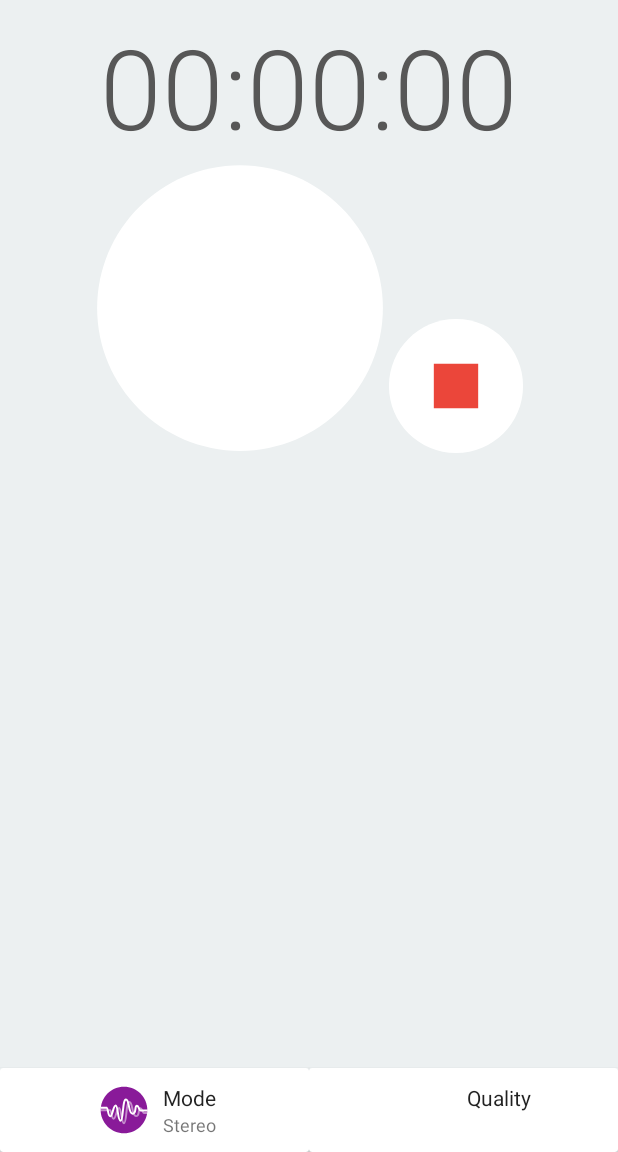
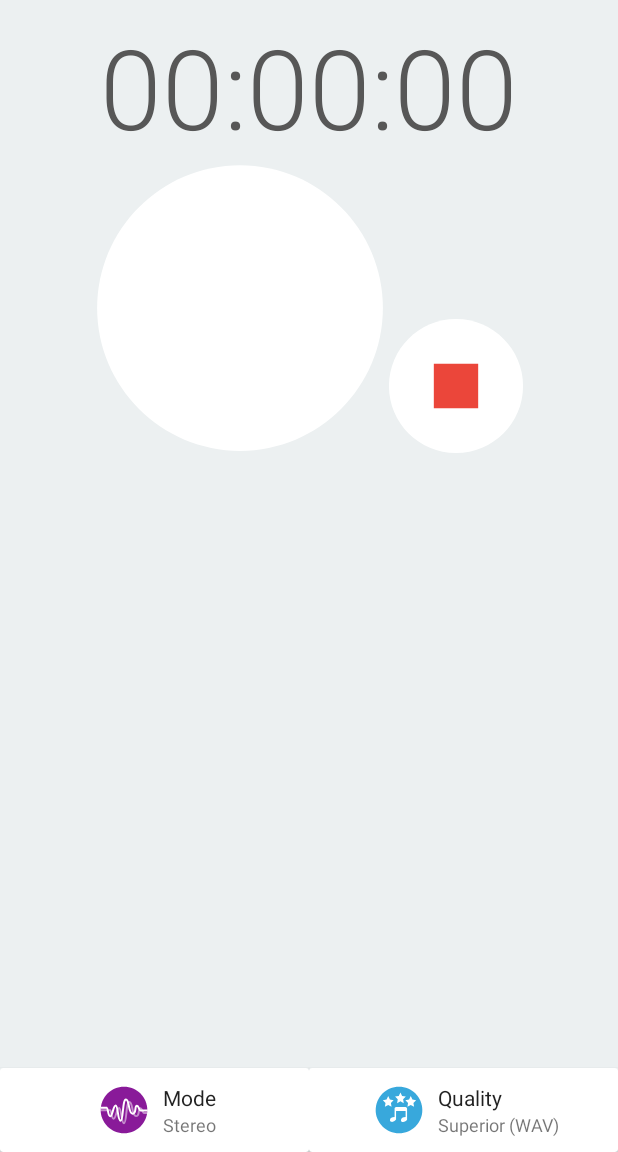
Before and after one commit to Joxit/android-audio-recorder, an Android app: the screen it shows after launch (MainActivity), on a phone screen of 412 x 824 dp, the part 84-1236 px from its top. Run offline under Robolectric (Android 15) with nearby library versions, the phone set to English and light mode, and no system bars; our stand-ins replace navigation-ui; libraries missing offline, so code that uses them is left out: com.mikepenz.materialdrawer; 7 statements that could not run were skipped.

Commit message:
feat(quality): add icons for quality with its viewmodel

```diff
--- a/app/src/main/java/dev/joxit/androidapp/audiorecorder/activity/MainActivity.kt
+++ b/app/src/main/java/dev/joxit/androidapp/audiorecorder/activity/MainActivity.kt
@@ -1,5 +1,6 @@
 package dev.joxit.androidapp.audiorecorder.activity
 
+import android.media.Image
 import android.os.Bundle
 import android.widget.ImageView
 import android.widget.TextView
@@ -33,11 +34,18 @@ class MainActivity : AppCompatActivity() {
   private fun configureViewModel() {
     val modeIcon: ImageView = findViewById(R.id.mode_icon)
     val modeDescription: TextView = findViewById(R.id.mode_description)
+    val qualityIcon: ImageView = findViewById(R.id.quality_icon)
+    val qualityDescription: TextView = findViewById(R.id.quality_description)
 
     viewModel.audioMode.observe(this) {
       modeIcon.setImageResource(it.iconId)
       modeDescription.setText(it.shortTitleId)
     }
 
+    viewModel.audioFormat.observe(this) {
+      qualityIcon.setImageResource(it.iconId)
+      qualityDescription.setText(it.shortTitleId)
+    }
+
   }
 }
--- a/app/src/main/java/dev/joxit/androidapp/audiorecorder/activity/RecorderViewModel.kt
+++ b/app/src/main/java/dev/joxit/androidapp/audiorecorder/activity/RecorderViewModel.kt
@@ -2,11 +2,12 @@ package dev.joxit.androidapp.audiorecorder.activity
 
 import android.app.Application
 import androidx.lifecycle.*
+import dev.joxit.androidapp.audiorecorder.entity.AudioFormatEntity
 import dev.joxit.androidapp.audiorecorder.entity.AudioModeEntity
 
 class RecorderViewModel(application: Application) : AndroidViewModel(application) {
   val audioMode: LiveData<AudioModeEntity> = MutableLiveData(AudioModeEntity.STEREO)
-
+  val audioFormat: LiveData<AudioFormatEntity> = MutableLiveData(AudioFormatEntity.WAV)
 
 
   class RecorderViewModelFactory(private val application: Application) : ViewModelProvider.Factory {
--- /dev/null
+++ b/app/src/main/java/dev/joxit/androidapp/audiorecorder/entity/AudioFormatEntity.kt
@@ -0,0 +1,38 @@
+package dev.joxit.androidapp.audiorecorder.entity
+
+import dev.joxit.androidapp.audiorecorder.R
+
+enum class AudioFormatEntity(
+  val iconId: Int,
+  val shortTitleId: Int,
+  val titleId: Int,
+  val descriptionId: Int
+) {
+  WAV(
+    R.drawable.icon_superior,
+    R.string.AURE_WAV_QUALITY_TITLE_SUPERIOR,
+    R.string.AURE_DETAILS_BAR_QUALITY_SUPERIOR,
+    R.string.AURE_WAV_QUALITY_SUBTITLE_SUPERIOR
+  ),
+
+  AAC128(
+    R.drawable.icon_high,
+    R.string.AURE_AAC128_QUALITY_TITLE_HIGH,
+    R.string.AURE_DETAILS_BAR_QUALITY_HIGH,
+    R.string.AURE_AAC128_QUALITY_SUBTITLE_HIGH
+  ),
+
+  AAC64(
+    R.drawable.icon_medium,
+    R.string.AURE_AAC64_QUALITY_TITLE_MEDIUM,
+    R.string.AURE_DETAILS_BAR_QUALITY_MEDIUM,
+    R.string.AURE_AAC64_QUALITY_SUBTITLE_MEDIUM,
+  ),
+  AAC32(
+    R.drawable.icon_basic,
+    R.string.AURE_AAC32_QUALITY_TITLE_BASIC,
+    R.string.AURE_DETAILS_BAR_QUALITY_BASIC,
+    R.string.AURE_AAC32_QUALITY_SUBTITLE_BASIC
+  ),
+
+}
--- /dev/null
+++ b/app/src/main/res/drawable/icon_basic.xml
@@ -0,0 +1,14 @@
+<?xml version="1.0" encoding="utf-8"?>
+<vector xmlns:android="http://schemas.android.com/apk/res/android"
+    android:width="196dp"
+    android:height="196dp"
+    android:viewportWidth="196"
+    android:viewportHeight="196">
+    <path
+        android:fillColor="#FF8929"
+        android:pathData="M98,193.25c-52.521,0 -95.25,-42.729 -95.25,-95.25S45.479,2.75 98,2.75 193.25,45.479 193.25,98 150.521,193.25 98,193.25z" />
+
+    <path
+        android:fillColor="#FFFFFF"
+        android:pathData="M69,127c-6,0 -10,-2 -10,-8 1,-9 8,-12 19,-12V72c0,-3 3,-6 6,-6h39c2,0 6,3 6,6v46s-4,9 -16,9c-7,0 -9,-3 -9,-8.5 1,-7.5 7,-10.5 19,-11.5V82H84v35s-6,10 -15,10z" />
+</vector>
--- /dev/null
+++ b/app/src/main/res/drawable/icon_high.xml
@@ -0,0 +1,21 @@
+<?xml version="1.0" encoding="utf-8"?>
+<vector xmlns:android="http://schemas.android.com/apk/res/android"
+    android:width="196dp"
+    android:height="196dp"
+    android:viewportWidth="196"
+    android:viewportHeight="196">
+    <path
+        android:fillColor="#5dab10"
+        android:pathData="M98,193.25c-52.521,0 -95.25,-42.729 -95.25,-95.25S45.479,2.75 98,2.75 193.25,45.479 193.25,98 150.521,193.25 98,193.25z" />
+
+    <path
+        android:fillColor="#FFFFFF"
+        android:pathData="M71,147c-6,0 -10,-2 -10,-8 1,-9 8,-12 19,-12V92c0,-3 3,-6 6,-6h39c2,0 6,3 6,6v46s-4,9 -16,9c-7,0 -9,-3 -9,-8.5 1,-7.5 7,-10.5 19,-11.5v-25H86v35s-6,10 -15,9z" />
+
+    <path
+        android:fillColor="#FFFFFF"
+        android:pathData="M73,29l6.799,14.484L95,45.807 84,57.081 86.597,73 73,65.484 59.403,73 62,57.081 51,45.807l15.201,-2.323z" />
+    <path
+        android:fillColor="#FFFFFF"
+        android:pathData="M125,29l6.799,14.484L147,45.807l-11,11.274L138.597,73 125,65.484 111.403,73 114,57.081l-11,-11.274 15.201,-2.323z" />
+</vector>
--- /dev/null
+++ b/app/src/main/res/drawable/icon_medium.xml
@@ -0,0 +1,17 @@
+<?xml version="1.0" encoding="utf-8"?>
+<vector xmlns:android="http://schemas.android.com/apk/res/android"
+    android:width="196dp"
+    android:height="196dp"
+    android:viewportWidth="196"
+    android:viewportHeight="196">
+    <path
+        android:fillColor="#FAD217"
+        android:pathData="M98,193.25c-52.521,0 -95.25,-42.729 -95.25,-95.25S45.479,2.75 98,2.75 193.25,45.479 193.25,98 150.521,193.25 98,193.25z" />
+
+    <path
+        android:fillColor="#FFFFFF"
+        android:pathData="M71,147c-6,0 -10,-2 -10,-8 1,-9 8,-12 19,-12V92c0,-3 3,-6 6,-6h39c2,0 6,3 6,6v46s-4,9 -16,9c-7,0 -9,-3 -9,-8.5 1,-7.5 7,-10.5 19,-11.5v-25H86v35s-6,10 -15,9z" />
+    <path
+        android:fillColor="#FFFFFF"
+        android:pathData="M103.879,26.038l6.799,14.484 15.201,2.323 -11,11.274 2.597,15.919 -13.597,-7.516 -13.597,7.516 2.597,-15.919 -11,-11.274 15.202,-2.323z" />
+</vector>
--- /dev/null
+++ b/app/src/main/res/drawable/icon_superior.xml
@@ -0,0 +1,24 @@
+<?xml version="1.0" encoding="utf-8"?>
+<vector xmlns:android="http://schemas.android.com/apk/res/android"
+    android:width="196dp"
+    android:height="196dp"
+    android:viewportWidth="196"
+    android:viewportHeight="196">
+    <path
+        android:fillColor="#38A8DC"
+        android:pathData="M98,193.25c-52.521,0 -95.25,-42.729 -95.25,-95.25S45.479,2.75 98,2.75 193.25,45.479 193.25,98 150.521,193.25 98,193.25z" />
+
+    <path
+        android:fillColor="#FFFFFF"
+        android:pathData="M71,147c-6,0 -10,-2 -10,-8 1,-9 8,-12 19,-12V92c0,-3 3,-6 6,-6h39c2,0 6,3 6,6v46s-4,9 -16,9c-7,0 -9,-3 -9,-8.5 1,-7.5 7,-10.5 19,-11.5v-25H86v35s-6,10 -15,9z" />
+
+    <path
+        android:fillColor="#FFFFFF"
+        android:pathData="M103.879,26.038l6.799,14.484 15.201,2.323 -11,11.274 2.597,15.919 -13.597,-7.516 -13.597,7.516 2.597,-15.919 -11,-11.274 15.202,-2.323z" />
+    <path
+        android:fillColor="#FFFFFF"
+        android:pathData="M146,41l6.799,14.484L168,57.807l-11,11.274L159.597,85 146,77.484 132.403,85 135,69.081l-11,-11.274 15.201,-2.323z" />
+    <path
+        android:fillColor="#FFFFFF"
+        android:pathData="M54,41l6.799,14.484L76,57.807 65,69.081 67.597,85 54,77.484 40.403,85 43,69.081 32,57.807l15.201,-2.323z" />
+</vector>
--- a/app/src/main/res/values/strings.xml
+++ b/app/src/main/res/values/strings.xml
@@ -24,6 +24,19 @@
     <string name="AURE_TITLE_CARD_MODE_MONO">Mono</string>
     <string name="AURE_DESCRIPTION_CARD_MODE_MONO">Single audio channel</string>
 
+    <!-- AudioFormatEntity -->
+    <string name="AURE_WAV_QUALITY_TITLE_SUPERIOR">Superior (WAV)</string>
+    <string name="AURE_AAC128_QUALITY_TITLE_HIGH">High (AAC)</string>
+    <string name="AURE_AAC64_QUALITY_TITLE_MEDIUM">Medium (AAC)</string>
+    <string name="AURE_AAC32_QUALITY_TITLE_BASIC">Basic (AAC)</string>
+    <string name="AURE_DETAILS_BAR_QUALITY_SUPERIOR">Superior quality</string>
+    <string name="AURE_DETAILS_BAR_QUALITY_HIGH">High quality</string>
+    <string name="AURE_DETAILS_BAR_QUALITY_MEDIUM">Medium quality</string>
+    <string name="AURE_DETAILS_BAR_QUALITY_BASIC">Basic quality</string>
+    <string name="AURE_AAC128_QUALITY_SUBTITLE_HIGH">File size: 1 MB/minute</string>
+    <string name="AURE_WAV_QUALITY_SUBTITLE_SUPERIOR">File size: 10 MB/minute</string>
+    <string name="AURE_AAC64_QUALITY_SUBTITLE_MEDIUM">File size: 500 kB/minute</string>
+    <string name="AURE_AAC32_QUALITY_SUBTITLE_BASIC">File size: 250 kB/minute</string>
 
     <string name="menu_home">Home</string>
     <string name="menu_gallery">Gallery</string>
```
